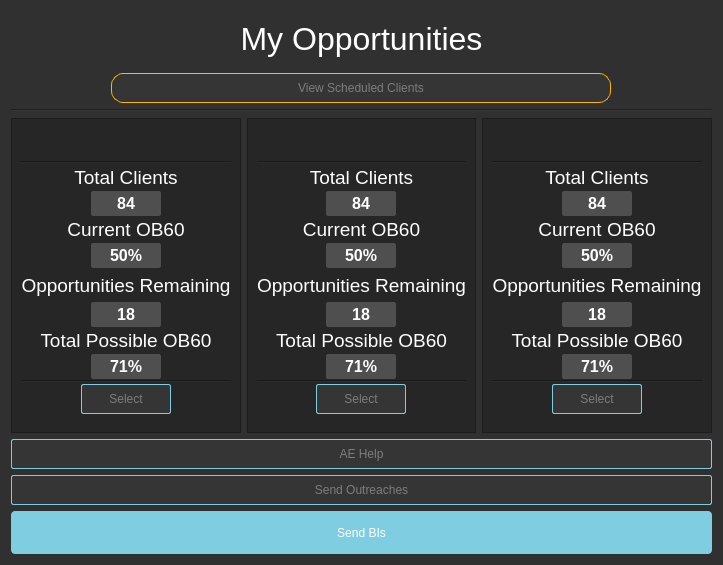
Above: metrics.ui from caiocardoso28/redesigned_app before the change. Below: the same form after it.
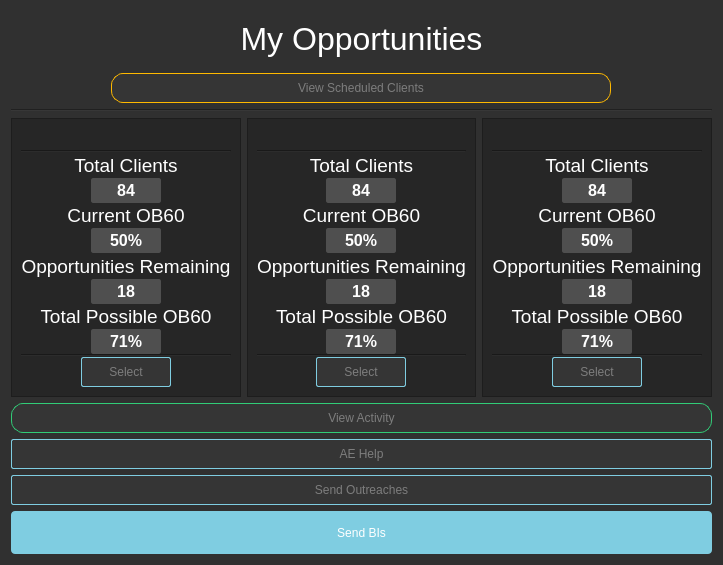
That is the form after the change.

Commit message: Added activity metric reporting dialog/set foundation for data pipeline

The edit to the form file:
```diff
--- a/metrics.ui
+++ b/metrics.ui
@@ -226,13 +226,23 @@
 </string>
   </property>
   <layout class="QGridLayout" name="gridLayout">
-   <item row="2" column="0" colspan="3">
+   <item row="4" column="0" colspan="3">
     <widget class="Line" name="line_3">
      <property name="orientation">
       <enum>Qt::Horizontal</enum>
      </property>
     </widget>
    </item>
+   <item row="12" column="0" colspan="3">
+    <widget class="QPushButton" name="biButton">
+     <property name="styleSheet">
+      <string notr="true"/>
+     </property>
+     <property name="text">
+      <string>Send BIs</string>
+     </property>
+    </widget>
+   </item>
    <item row="0" column="0" colspan="3">
     <widget class="QLabel" name="label">
      <property name="maximumSize">
@@ -252,7 +262,461 @@
      </property>
     </widget>
    </item>
-   <item row="6" column="0" colspan="3">
+   <item row="10" column="0" colspan="3">
+    <widget class="QPushButton" name="aeButton">
+     <property name="styleSheet">
+      <string notr="true">QPushButton {
+    background-color: rgb(53, 53, 53);
+    color: rgb(125, 125, 125);
+    border: 1px solid #7fcde1;
+    border-radius: 2px;
+    padding: 4px;
+    font: 10pt &quot;Arial&quot;;
+    height: 20px;
+    
+    
+    
+}
+
+/* Add a hover effect to buttons */
+QPushButton:hover {
+    background: rgb(71, 71, 71);
+    font: rgb(204, 204, 204);
+    color: #ffffff
+}
+
+/* Add a pressed effect to buttons */
+QPushButton:pressed {
+    background: qlineargradient(x1: 0, y1: 0, x2: 0, y2: 1,
+    stop: 0 #ff9d00, stop: 1 #ffb900);
+}</string>
+     </property>
+     <property name="text">
+      <string>AE Help</string>
+     </property>
+    </widget>
+   </item>
+   <item row="8" column="0">
+    <layout class="QVBoxLayout" name="verticalLayout">
+     <property name="spacing">
+      <number>6</number>
+     </property>
+     <item>
+      <widget class="QFrame" name="frame_1">
+       <property name="focusPolicy">
+        <enum>Qt::StrongFocus</enum>
+       </property>
+       <property name="styleSheet">
+        <string notr="true">background-color: rgb(38, 38, 38);</string>
+       </property>
+       <property name="frameShape">
+        <enum>QFrame::StyledPanel</enum>
+       </property>
+       <property name="frameShadow">
+        <enum>QFrame::Raised</enum>
+       </property>
+       <layout class="QVBoxLayout" name="verticalLayout_5">
+        <property name="spacing">
+         <number>0</number>
+        </property>
+        <property name="topMargin">
+         <number>0</number>
+        </property>
+        <item>
+         <widget class="QLabel" name="monthLabel_1">
+          <property name="maximumSize">
+           <size>
+            <width>16777212</width>
+            <height>40</height>
+           </size>
+          </property>
+          <property name="styleSheet">
+           <string notr="true">font: 20pt Arial;
+</string>
+          </property>
+          <property name="text">
+           <string/>
+          </property>
+          <property name="alignment">
+           <set>Qt::AlignCenter</set>
+          </property>
+         </widget>
+        </item>
+        <item>
+         <widget class="Line" name="line">
+          <property name="orientation">
+           <enum>Qt::Horizontal</enum>
+          </property>
+         </widget>
+        </item>
+        <item>
+         <widget class="QLabel" name="totalLabel_5">
+          <property name="maximumSize">
+           <size>
+            <width>16777212</width>
+            <height>25</height>
+           </size>
+          </property>
+          <property name="font">
+           <font>
+            <family>Arial</family>
+            <pointsize>14</pointsize>
+            <weight>50</weight>
+            <italic>false</italic>
+            <bold>false</bold>
+           </font>
+          </property>
+          <property name="styleSheet">
+           <string notr="true">font: 14pt Arial;
+border: none;
+</string>
+          </property>
+          <property name="text">
+           <string>Total Clients</string>
+          </property>
+          <property name="alignment">
+           <set>Qt::AlignCenter</set>
+          </property>
+         </widget>
+        </item>
+        <item alignment="Qt::AlignHCenter">
+         <widget class="QLabel" name="totalLabel_1">
+          <property name="minimumSize">
+           <size>
+            <width>70</width>
+            <height>0</height>
+           </size>
+          </property>
+          <property name="maximumSize">
+           <size>
+            <width>16777212</width>
+            <height>25</height>
+           </size>
+          </property>
+          <property name="font">
+           <font>
+            <family>Arial</family>
+            <pointsize>12</pointsize>
+            <weight>75</weight>
+            <italic>false</italic>
+            <bold>true</bold>
+           </font>
+          </property>
+          <property name="focusPolicy">
+           <enum>Qt::NoFocus</enum>
+          </property>
+          <property name="styleSheet">
+           <string notr="true">font: 12pt Arial;
+font-weight: bold;
+background-color: rgb(79, 79, 79);
+border: 1px solid rgb(79, 79, 79);
+border-radius: 2px</string>
+          </property>
+          <property name="text">
+           <string>84</string>
+          </property>
+          <property name="alignment">
+           <set>Qt::AlignCenter</set>
+          </property>
+         </widget>
+        </item>
+        <item>
+         <widget class="QLabel" name="obLabel_5">
+          <property name="maximumSize">
+           <size>
+            <width>16777212</width>
+            <height>25</height>
+           </size>
+          </property>
+          <property name="font">
+           <font>
+            <family>Arial</family>
+            <pointsize>14</pointsize>
+            <weight>50</weight>
+            <italic>false</italic>
+            <bold>false</bold>
+           </font>
+          </property>
+          <property name="styleSheet">
+           <string notr="true">font: 14pt Arial;
+border: none;
+</string>
+          </property>
+          <property name="text">
+           <string>Current OB60</string>
+          </property>
+          <property name="alignment">
+           <set>Qt::AlignCenter</set>
+          </property>
+         </widget>
+        </item>
+        <item alignment="Qt::AlignHCenter">
+         <widget class="QLabel" name="obLabel_1">
+          <property name="minimumSize">
+           <size>
+            <width>70</width>
+            <height>0</height>
+           </size>
+          </property>
+          <property name="maximumSize">
+           <size>
+            <width>16777212</width>
+            <height>25</height>
+           </size>
+          </property>
+          <property name="font">
+           <font>
+            <family>Arial</family>
+            <pointsize>12</pointsize>
+            <weight>75</weight>
+            <italic>false</italic>
+            <bold>true</bold>
+           </font>
+          </property>
+          <property name="styleSheet">
+           <string notr="true">font: 12pt Arial;
+font-weight: bold;
+background-color: rgb(79, 79, 79);
+border: 1px solid rgb(79, 79, 79);
+border-radius: 2px</string>
+          </property>
+          <property name="text">
+           <string>50%</string>
+          </property>
+          <property name="alignment">
+           <set>Qt::AlignCenter</set>
+          </property>
+         </widget>
+        </item>
+        <item>
+         <widget class="QLabel" name="oppLabel_5">
+          <property name="maximumSize">
+           <size>
+            <width>16777212</width>
+            <height>32</height>
+           </size>
+          </property>
+          <property name="font">
+           <font>
+            <family>Arial</family>
+            <pointsize>14</pointsize>
+            <weight>50</weight>
+            <italic>false</italic>
+            <bold>false</bold>
+           </font>
+          </property>
+          <property name="styleSheet">
+           <string notr="true">font: 14pt Arial;
+border: none;</string>
+          </property>
+          <property name="text">
+           <string>Opportunities Remaining</string>
+          </property>
+          <property name="alignment">
+           <set>Qt::AlignCenter</set>
+          </property>
+         </widget>
+        </item>
+        <item alignment="Qt::AlignHCenter">
+         <widget class="QLabel" name="oppLabel_1">
+          <property name="minimumSize">
+           <size>
+            <width>70</width>
+            <height>0</height>
+           </size>
+          </property>
+          <property name="maximumSize">
+           <size>
+            <width>16777212</width>
+            <height>25</height>
+           </size>
+          </property>
+          <property name="font">
+           <font>
+            <family>Arial</family>
+            <pointsize>12</pointsize>
+            <weight>75</weight>
+            <italic>false</italic>
+            <bold>true</bold>
+           </font>
+          </property>
+          <property name="styleSheet">
+           <string notr="true">font: 12pt Arial;
+font-weight: bold;
+background-color: rgb(79, 79, 79);
+border: 1px solid rgb(79, 79, 79);
+border-radius: 2px</string>
+          </property>
+          <property name="text">
+           <string>18</string>
+          </property>
+          <property name="alignment">
+           <set>Qt::AlignCenter</set>
+          </property>
+         </widget>
+        </item>
+        <item>
+         <widget class="QLabel" name="maxLabel_5">
+          <property name="maximumSize">
+           <size>
+            <width>16777212</width>
+            <height>25</height>
+           </size>
+          </property>
+          <property name="font">
+           <font>
+            <family>Arial</family>
+            <pointsize>14</pointsize>
+            <weight>50</weight>
+            <italic>false</italic>
+            <bold>false</bold>
+           </font>
+          </property>
+          <property name="styleSheet">
+           <string notr="true">font: 14pt Arial;
+border: none;
+
+</string>
+          </property>
+          <property name="text">
+           <string>Total Possible OB60</string>
+          </property>
+          <property name="alignment">
+           <set>Qt::AlignCenter</set>
+          </property>
+         </widget>
+        </item>
+        <item alignment="Qt::AlignHCenter">
+         <widget class="QLabel" name="maxLabel_1">
+          <property name="minimumSize">
+           <size>
+            <width>70</width>
+            <height>0</height>
+           </size>
+          </property>
+          <property name="maximumSize">
+           <size>
+            <width>16777212</width>
+            <height>25</height>
+           </size>
+          </property>
+          <property name="font">
+           <font>
+            <family>Arial</family>
+            <pointsize>12</pointsize>
+            <weight>75</weight>
+            <italic>false</italic>
+            <bold>true</bold>
+           </font>
+          </property>
+          <property name="styleSheet">
+           <string notr="true">font: 12pt Arial;
+font-weight: bold;
+background-color: rgb(79, 79, 79);
+border: 1px solid rgb(79, 79, 79);
+border-radius: 2px</string>
+          </property>
+          <property name="text">
+           <string>71%</string>
+          </property>
+          <property name="alignment">
+           <set>Qt::AlignCenter</set>
+          </property>
+         </widget>
+        </item>
+        <item>
+         <widget class="Line" name="line_5">
+          <property name="orientation">
+           <enum>Qt::Horizontal</enum>
+          </property>
+         </widget>
+        </item>
+        <item alignment="Qt::AlignHCenter">
+         <widget class="QPushButton" name="select_1">
+          <property name="minimumSize">
+           <size>
+            <width>90</width>
+            <height>0</height>
+           </size>
+          </property>
+          <property name="styleSheet">
+           <string notr="true">QPushButton {
+    background-color: rgb(53, 53, 53);
+    color: rgb(125, 125, 125);
+    border: 1px solid #7fcde1;
+    border-radius: 2px;
+    padding: 4px;
+    font: 10pt &quot;Arial&quot;;
+    height: 20px;
+    
+    
+    
+}
+
+/* Add a hover effect to buttons */
+QPushButton:hover {
+    background: rgb(71, 71, 71);
+    font: rgb(204, 204, 204);
+    color: #ffffff
+}
+
+/* Add a pressed effect to buttons */
+QPushButton:pressed {
+    background: qlineargradient(x1: 0, y1: 0, x2: 0, y2: 1,
+    stop: 0 #ff9d00, stop: 1 #ffb900);
+}</string>
+          </property>
+          <property name="text">
+           <string>Select</string>
+          </property>
+         </widget>
+        </item>
+       </layout>
+      </widget>
+     </item>
+    </layout>
+   </item>
+   <item row="1" column="0" colspan="3" alignment="Qt::AlignHCenter">
+    <widget class="QPushButton" name="weekButton">
+     <property name="minimumSize">
+      <size>
+       <width>500</width>
+       <height>0</height>
+      </size>
+     </property>
+     <property name="styleSheet">
+      <string notr="true">QPushButton {
+    background-color: rgb(53, 53, 53);
+    color: rgb(125, 125, 125);
+    border: 1px solid #ffb900;
+    border-radius: 12px;
+    padding: 4px;
+    font: 10pt &quot;Arial&quot;;
+    height: 20px;
+    
+    
+    
+}
+
+/* Add a hover effect to buttons */
+QPushButton:hover {
+    background: rgb(71, 71, 71);
+    font: rgb(204, 204, 204);
+    color: #ffffff
+}
+
+/* Add a pressed effect to buttons */
+QPushButton:pressed {
+    background: qlineargradient(x1: 0, y1: 0, x2: 0, y2: 1,
+    stop: 0 #ff9d00, stop: 1 #ffb900);
+}</string>
+     </property>
+     <property name="text">
+      <string>View Scheduled Clients</string>
+     </property>
+    </widget>
+   </item>
+   <item row="11" column="0" colspan="3">
     <widget class="QPushButton" name="outreachButton">
      <property name="styleSheet">
       <string notr="true">QPushButton {
@@ -286,7 +750,7 @@
      </property>
     </widget>
    </item>
-   <item row="3" column="1">
+   <item row="8" column="1">
     <layout class="QVBoxLayout" name="verticalLayout_2">
      <item>
       <widget class="QFrame" name="frame_2">
@@ -663,7 +1127,7 @@
      </item>
     </layout>
    </item>
-   <item row="3" column="2">
+   <item row="8" column="2">
     <layout class="QVBoxLayout" name="verticalLayout_3">
      <item>
       <widget class="QFrame" name="frame_3">
@@ -1042,443 +1506,25 @@
      </item>
     </layout>
    </item>
-   <item row="3" column="0">
-    <layout class="QVBoxLayout" name="verticalLayout">
-     <property name="spacing">
-      <number>6</number>
-     </property>
-     <item>
-      <widget class="QFrame" name="frame_1">
-       <property name="focusPolicy">
-        <enum>Qt::StrongFocus</enum>
-       </property>
-       <property name="styleSheet">
-        <string notr="true">background-color: rgb(38, 38, 38);</string>
-       </property>
-       <property name="frameShape">
-        <enum>QFrame::StyledPanel</enum>
-       </property>
-       <property name="frameShadow">
-        <enum>QFrame::Raised</enum>
-       </property>
-       <layout class="QVBoxLayout" name="verticalLayout_5">
-        <property name="spacing">
-         <number>0</number>
-        </property>
-        <property name="topMargin">
-         <number>0</number>
-        </property>
-        <item>
-         <widget class="QLabel" name="monthLabel_1">
-          <property name="maximumSize">
-           <size>
-            <width>16777212</width>
-            <height>40</height>
-           </size>
-          </property>
-          <property name="styleSheet">
-           <string notr="true">font: 20pt Arial;
-</string>
-          </property>
-          <property name="text">
-           <string/>
-          </property>
-          <property name="alignment">
-           <set>Qt::AlignCenter</set>
-          </property>
-         </widget>
-        </item>
-        <item>
-         <widget class="Line" name="line">
-          <property name="orientation">
-           <enum>Qt::Horizontal</enum>
-          </property>
-         </widget>
-        </item>
-        <item>
-         <widget class="QLabel" name="totalLabel_5">
-          <property name="maximumSize">
-           <size>
-            <width>16777212</width>
-            <height>25</height>
-           </size>
-          </property>
-          <property name="font">
-           <font>
-            <family>Arial</family>
-            <pointsize>14</pointsize>
-            <weight>50</weight>
-            <italic>false</italic>
-            <bold>false</bold>
-           </font>
-          </property>
-          <property name="styleSheet">
-           <string notr="true">font: 14pt Arial;
-border: none;
-</string>
-          </property>
-          <property name="text">
-           <string>Total Clients</string>
-          </property>
-          <property name="alignment">
-           <set>Qt::AlignCenter</set>
-          </property>
-         </widget>
-        </item>
-        <item alignment="Qt::AlignHCenter">
-         <widget class="QLabel" name="totalLabel_1">
-          <property name="minimumSize">
-           <size>
-            <width>70</width>
-            <height>0</height>
-           </size>
-          </property>
-          <property name="maximumSize">
-           <size>
-            <width>16777212</width>
-            <height>25</height>
-           </size>
-          </property>
-          <property name="font">
-           <font>
-            <family>Arial</family>
-            <pointsize>12</pointsize>
-            <weight>75</weight>
-            <italic>false</italic>
-            <bold>true</bold>
-           </font>
-          </property>
-          <property name="focusPolicy">
-           <enum>Qt::NoFocus</enum>
-          </property>
-          <property name="styleSheet">
-           <string notr="true">font: 12pt Arial;
-font-weight: bold;
-background-color: rgb(79, 79, 79);
-border: 1px solid rgb(79, 79, 79);
-border-radius: 2px</string>
-          </property>
-          <property name="text">
-           <string>84</string>
-          </property>
-          <property name="alignment">
-           <set>Qt::AlignCenter</set>
-          </property>
-         </widget>
-        </item>
-        <item>
-         <widget class="QLabel" name="obLabel_5">
-          <property name="maximumSize">
-           <size>
-            <width>16777212</width>
-            <height>25</height>
-           </size>
-          </property>
-          <property name="font">
-           <font>
-            <family>Arial</family>
-            <pointsize>14</pointsize>
-            <weight>50</weight>
-            <italic>false</italic>
-            <bold>false</bold>
-           </font>
-          </property>
-          <property name="styleSheet">
-           <string notr="true">font: 14pt Arial;
-border: none;
-</string>
-          </property>
-          <property name="text">
-           <string>Current OB60</string>
-          </property>
-          <property name="alignment">
-           <set>Qt::AlignCenter</set>
-          </property>
-         </widget>
-        </item>
-        <item alignment="Qt::AlignHCenter">
-         <widget class="QLabel" name="obLabel_1">
-          <property name="minimumSize">
-           <size>
-            <width>70</width>
-            <height>0</height>
-           </size>
-          </property>
-          <property name="maximumSize">
-           <size>
-            <width>16777212</width>
-            <height>25</height>
-           </size>
-          </property>
-          <property name="font">
-           <font>
-            <family>Arial</family>
-            <pointsize>12</pointsize>
-            <weight>75</weight>
-            <italic>false</italic>
-            <bold>true</bold>
-           </font>
-          </property>
-          <property name="styleSheet">
-           <string notr="true">font: 12pt Arial;
-font-weight: bold;
-background-color: rgb(79, 79, 79);
-border: 1px solid rgb(79, 79, 79);
-border-radius: 2px</string>
-          </property>
-          <property name="text">
-           <string>50%</string>
-          </property>
-          <property name="alignment">
-           <set>Qt::AlignCenter</set>
-          </property>
-         </widget>
-        </item>
-        <item>
-         <widget class="QLabel" name="oppLabel_5">
-          <property name="maximumSize">
-           <size>
-            <width>16777212</width>
-            <height>32</height>
-           </size>
-          </property>
-          <property name="font">
-           <font>
-            <family>Arial</family>
-            <pointsize>14</pointsize>
-            <weight>50</weight>
-            <italic>false</italic>
-            <bold>false</bold>
-           </font>
-          </property>
-          <property name="styleSheet">
-           <string notr="true">font: 14pt Arial;
-border: none;</string>
-          </property>
-          <property name="text">
-           <string>Opportunities Remaining</string>
-          </property>
-          <property name="alignment">
-           <set>Qt::AlignCenter</set>
-          </property>
-         </widget>
-        </item>
-        <item alignment="Qt::AlignHCenter">
-         <widget class="QLabel" name="oppLabel_1">
-          <property name="minimumSize">
-           <size>
-            <width>70</width>
-            <height>0</height>
-           </size>
-          </property>
-          <property name="maximumSize">
-           <size>
-            <width>16777212</width>
-            <height>25</height>
-           </size>
-          </property>
-          <property name="font">
-           <font>
-            <family>Arial</family>
-            <pointsize>12</pointsize>
-            <weight>75</weight>
-            <italic>false</italic>
-            <bold>true</bold>
-           </font>
-          </property>
-          <property name="styleSheet">
-           <string notr="true">font: 12pt Arial;
-font-weight: bold;
-background-color: rgb(79, 79, 79);
-border: 1px solid rgb(79, 79, 79);
-border-radius: 2px</string>
-          </property>
-          <property name="text">
-           <string>18</string>
-          </property>
-          <property name="alignment">
-           <set>Qt::AlignCenter</set>
-          </property>
-         </widget>
-        </item>
-        <item>
-         <widget class="QLabel" name="maxLabel_5">
-          <property name="maximumSize">
-           <size>
-            <width>16777212</width>
-            <height>25</height>
-           </size>
-          </property>
-          <property name="font">
-           <font>
-            <family>Arial</family>
-            <pointsize>14</pointsize>
-            <weight>50</weight>
-            <italic>false</italic>
-            <bold>false</bold>
-           </font>
-          </property>
-          <property name="styleSheet">
-           <string notr="true">font: 14pt Arial;
-border: none;
-
-</string>
-          </property>
-          <property name="text">
-           <string>Total Possible OB60</string>
-          </property>
-          <property name="alignment">
-           <set>Qt::AlignCenter</set>
-          </property>
-         </widget>
-        </item>
-        <item alignment="Qt::AlignHCenter">
-         <widget class="QLabel" name="maxLabel_1">
-          <property name="minimumSize">
-           <size>
-            <width>70</width>
-            <height>0</height>
-           </size>
-          </property>
-          <property name="maximumSize">
-           <size>
-            <width>16777212</width>
-            <height>25</height>
-           </size>
-          </property>
-          <property name="font">
-           <font>
-            <family>Arial</family>
-            <pointsize>12</pointsize>
-            <weight>75</weight>
-            <italic>false</italic>
-            <bold>true</bold>
-           </font>
-          </property>
-          <property name="styleSheet">
-           <string notr="true">font: 12pt Arial;
-font-weight: bold;
-background-color: rgb(79, 79, 79);
-border: 1px solid rgb(79, 79, 79);
-border-radius: 2px</string>
-          </property>
-          <property name="text">
-           <string>71%</string>
-          </property>
-          <property name="alignment">
-           <set>Qt::AlignCenter</set>
-          </property>
-         </widget>
-        </item>
-        <item>
-         <widget class="Line" name="line_5">
-          <property name="orientation">
-           <enum>Qt::Horizontal</enum>
-          </property>
-         </widget>
-        </item>
-        <item alignment="Qt::AlignHCenter">
-         <widget class="QPushButton" name="select_1">
-          <property name="minimumSize">
-           <size>
-            <width>90</width>
-            <height>0</height>
-           </size>
-          </property>
-          <property name="styleSheet">
-           <string notr="true">QPushButton {
-    background-color: rgb(53, 53, 53);
-    color: rgb(125, 125, 125);
-    border: 1px solid #7fcde1;
-    border-radius: 2px;
-    padding: 4px;
-    font: 10pt &quot;Arial&quot;;
-    height: 20px;
-    
-    
-    
-}
-
-/* Add a hover effect to buttons */
-QPushButton:hover {
-    background: rgb(71, 71, 71);
-    font: rgb(204, 204, 204);
-    color: #ffffff
-}
-
-/* Add a pressed effect to buttons */
-QPushButton:pressed {
-    background: qlineargradient(x1: 0, y1: 0, x2: 0, y2: 1,
-    stop: 0 #ff9d00, stop: 1 #ffb900);
-}</string>
-          </property>
-          <property name="text">
-           <string>Select</string>
-          </property>
-         </widget>
-        </item>
-       </layout>
-      </widget>
-     </item>
-    </layout>
-   </item>
-   <item row="5" column="0" colspan="3">
-    <widget class="QPushButton" name="aeButton">
-     <property name="styleSheet">
-      <string notr="true">QPushButton {
-    background-color: rgb(53, 53, 53);
-    color: rgb(125, 125, 125);
-    border: 1px solid #7fcde1;
-    border-radius: 2px;
-    padding: 4px;
-    font: 10pt &quot;Arial&quot;;
-    height: 20px;
-    
-    
-    
-}
-
-/* Add a hover effect to buttons */
-QPushButton:hover {
-    background: rgb(71, 71, 71);
-    font: rgb(204, 204, 204);
-    color: #ffffff
-}
-
-/* Add a pressed effect to buttons */
-QPushButton:pressed {
-    background: qlineargradient(x1: 0, y1: 0, x2: 0, y2: 1,
-    stop: 0 #ff9d00, stop: 1 #ffb900);
-}</string>
-     </property>
-     <property name="text">
-      <string>AE Help</string>
-     </property>
-    </widget>
-   </item>
-   <item row="7" column="0" colspan="3">
-    <widget class="QPushButton" name="biButton">
-     <property name="styleSheet">
-      <string notr="true"/>
-     </property>
-     <property name="text">
-      <string>Send BIs</string>
-     </property>
-    </widget>
-   </item>
-   <item row="1" column="0" colspan="3" alignment="Qt::AlignHCenter">
-    <widget class="QPushButton" name="weekButton">
+   <item row="9" column="0" colspan="3">
+    <widget class="QPushButton" name="activity_button">
      <property name="minimumSize">
       <size>
-       <width>500</width>
+       <width>150</width>
        <height>0</height>
       </size>
      </property>
+     <property name="maximumSize">
+      <size>
+       <width>15000</width>
+       <height>16777215</height>
+      </size>
+     </property>
      <property name="styleSheet">
       <string notr="true">QPushButton {
     background-color: rgb(53, 53, 53);
     color: rgb(125, 125, 125);
-    border: 1px solid #ffb900;
+    border: 1px solid #31cc77;
     border-radius: 12px;
     padding: 4px;
     font: 10pt &quot;Arial&quot;;
@@ -1502,7 +1548,7 @@
 }</string>
      </property>
      <property name="text">
-      <string>View Scheduled Clients</string>
+      <string>View Activity</string>
      </property>
     </widget>
    </item>
```
The commit also changes 3 other files.
